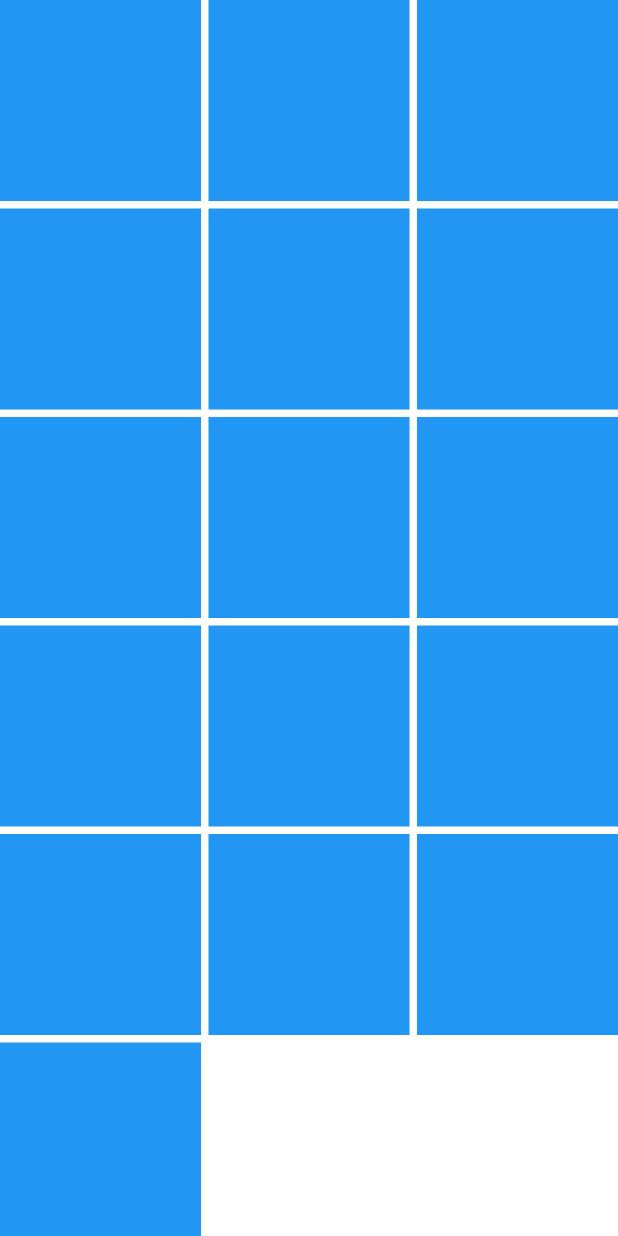
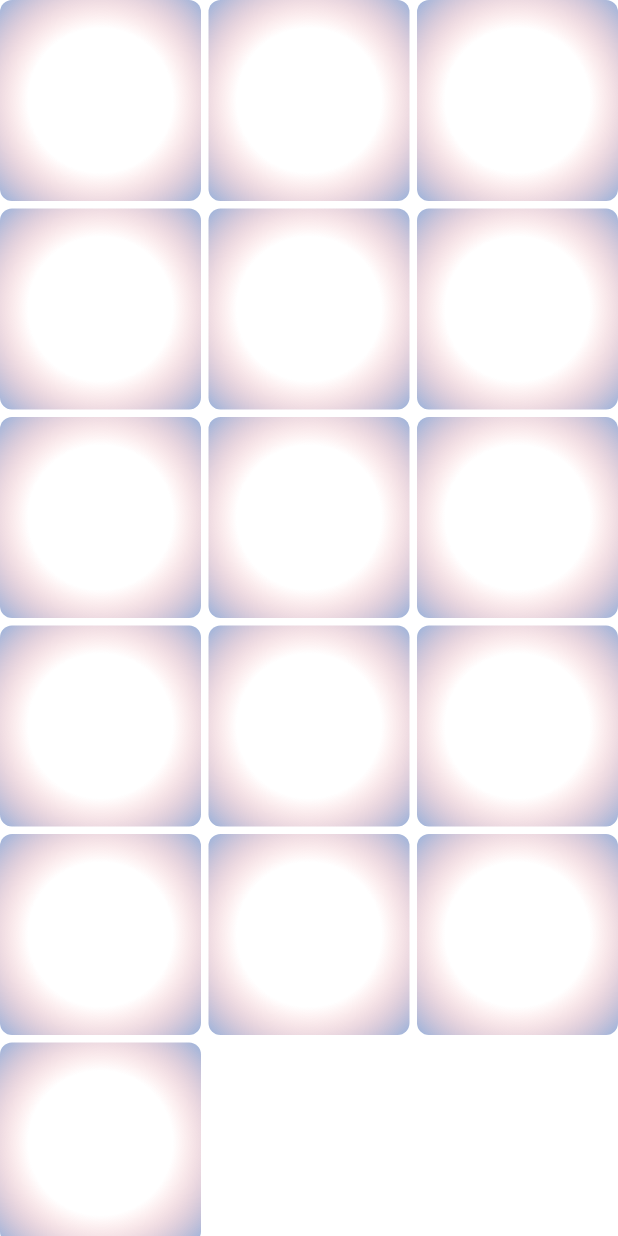
Before and after one commit to yangjiekai/renderbox, a Flutter app: the screen it shows after launch, on a phone screen of 412 x 824 dp. Run offline on Flutter 3.47's test engine with Material 2 defaults, Android fonts, the phone set to English and light mode, and no system bars; our stand-ins replace audioplayers.

Commit message:
add  shape and gradient color

```diff
--- a/lib/main.dart
+++ b/lib/main.dart
@@ -42,7 +42,22 @@ class MyApp extends StatelessWidget {
       debugShowCheckedModeBanner: false,
       title: 'Flutter Demo',
       theme: ThemeData(primarySwatch: Colors.blue),
-      home: Grid(),
+      home:
+      Center(
+          child: Container(
+//            decoration: BoxDecoration(
+//                gradient: LinearGradient(
+//                    begin: Alignment.topRight,
+//                    end: Alignment.bottomLeft,
+//                    colors: [Colors.blueAccent, Colors.tealAccent]
+//                )),
+            child:  Grid(),
+          ))
+
+
+
+
+
     );
   }
 }
@@ -93,6 +108,7 @@ class GridState extends State<Grid> {
 
   @override
   Widget build(BuildContext context) {
+
     return Listener(
 
       onPointerDown: _detectTapedItem,
@@ -115,12 +131,65 @@ class GridState extends State<Grid> {
 
             index: index,
             child: Container(
-              color: selectedIndexes.contains(index) ? Colors.red : Colors.blue,
+             // color: selectedIndexes.contains(index) ? Colors.red : Colors.blue,
+
+
+
+              decoration: BoxDecoration(
+                  borderRadius: new BorderRadius.circular(8.0),
+//                  gradient: LinearGradient(
+//                      begin: Alignment.topRight,
+//                      end: Alignment.bottomLeft,
+//                      colors: selectedIndexes.contains(index) ?  [Colors.blue, Colors.red] : [Colors.black, Colors.yellow] ,
+//
+//
+//
+//                  )
+
+
+                  gradient : RadialGradient(
+                    center: const Alignment(0, 0), // near the top right
+                    radius: 0.9,
+                    colors: selectedIndexes.contains(index) ?[Colors.blue, Colors.red]  :[
+                    //  const Color(0x3546AF ), // yellow sun
+                      const Color(0xff6666 ), // yellow sun
+
+                      const Color(0xFF0099FF), // blue sky
+                    ],
+                    stops: [0.4, 1.0],
+                  )
+
+              ),
+              child: Center(
+                child:
+//                Text(
+//                  '',
+//                  style: TextStyle(
+//                      fontSize: 20.0,
+//                      fontWeight: FontWeight.bold,
+//                      color: Colors.white),
+//                ),
+
+                Padding(
+                  padding: EdgeInsets.all(8.0),
+                  child: CustomPaint(
+                    painter: ShapesPainter(),
+                    child: Container(height: 700,),
+                  ),
+                ),
+              ),
+
+
+
+
             ),
           );
         },
       ),
+
+
     );
+
   }
 
   void _clearSelection(PointerUpEvent event) {
@@ -129,6 +198,70 @@ class GridState extends State<Grid> {
       selectedIndexes.clear();
     });
   }
+}
+
+class ShapesPainter extends CustomPainter {
+  @override
+  void paint(Canvas canvas, Size size) {
+//    // TODO: implement paint
+//    final paint = Paint();
+//    // set the color property of the paint
+//    paint.color = Colors.deepOrange;
+//    // center of the canvas is (x,y) => (width/2, height/2)
+//    var center = Offset(size.width / 2, size.height / 2);
+//
+//    // draw the circle on centre of canvas having radius 75.0
+//    canvas.drawCircle(center, 10.0, paint);
+//
+////////////////////////
+//    paint.color = Colors.green[800];
+//    paint.style = PaintingStyle.stroke;
+//    paint.strokeWidth = 2.0;
+//
+//    var path = Path();
+//
+//    path.lineTo(size.width, size.height);
+//
+//    canvas.drawPath(path, paint);
+//
+//
+/////////////////////
+//
+////    paint.color = Colors.green[800];
+////    paint.style = PaintingStyle.fill; // Change this to fill
+////
+////
+////
+////    path.moveTo(0, size.height * 0.7);
+////    path.moveTo(0.25, size.height * 0.25/2);
+////    path.moveTo(0.75, size.height * 0.25/2);
+////    path.moveTo(1, size.height * 0.25);
+//////    path.quadraticBezierTo(
+//////        size.width / 2, size.height / 2, size.width, size.height * 0.25);
+////    path.lineTo(size.width, 0);
+////    path.lineTo(0, 0);
+////
+////    canvas.drawPath(path, paint);
+//    /////////////////
+//
+//
+//    var paint2 = Paint();
+//    paint2.color = Colors.green[800];
+//    paint2.style = PaintingStyle.fill; // Change this to fill
+//
+//    var path2 = Path();
+//
+//    path2.moveTo(0, size.height * 0.25);
+//    path2.quadraticBezierTo(
+//        size.width / 2, size.height / 2, size.width, size.height * 0.25);
+////    path2.lineTo(size.width, 0);
+////    path2.lineTo(0, 0);
+//
+//    canvas.drawPath(path2, paint2);
+
+  }
+  @override
+   bool shouldRepaint(CustomPainter oldDelegate) => false;
 }
 
 class Foo extends SingleChildRenderObjectWidget {
```
Also changed, not shown: pubspec.lock.
